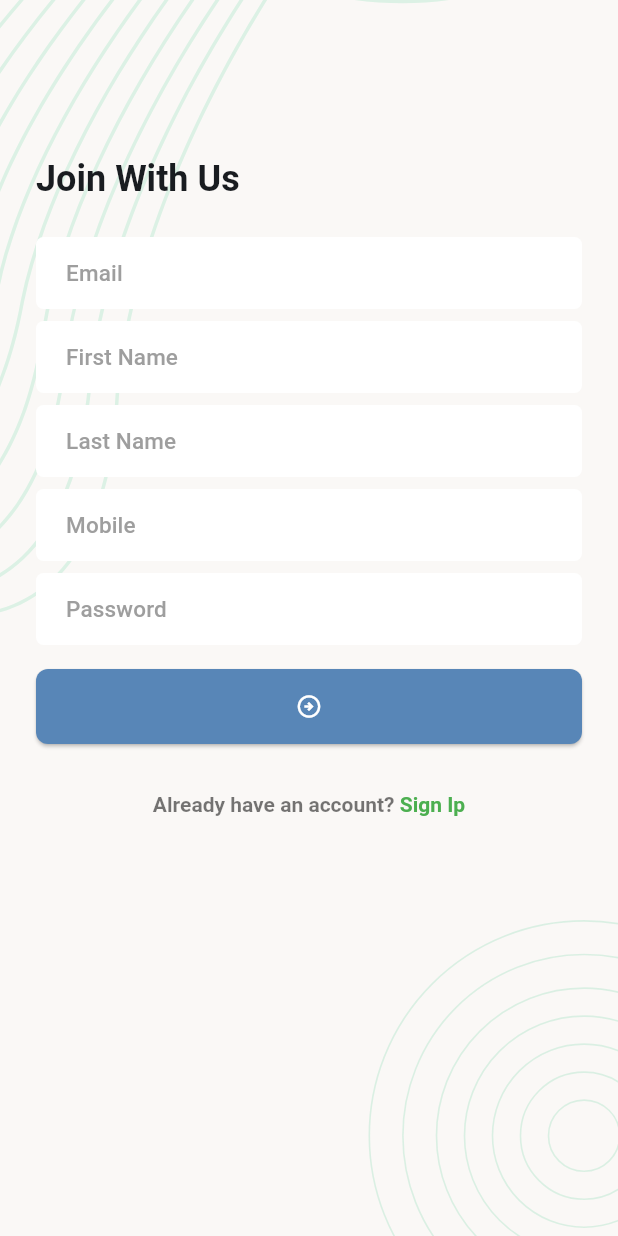
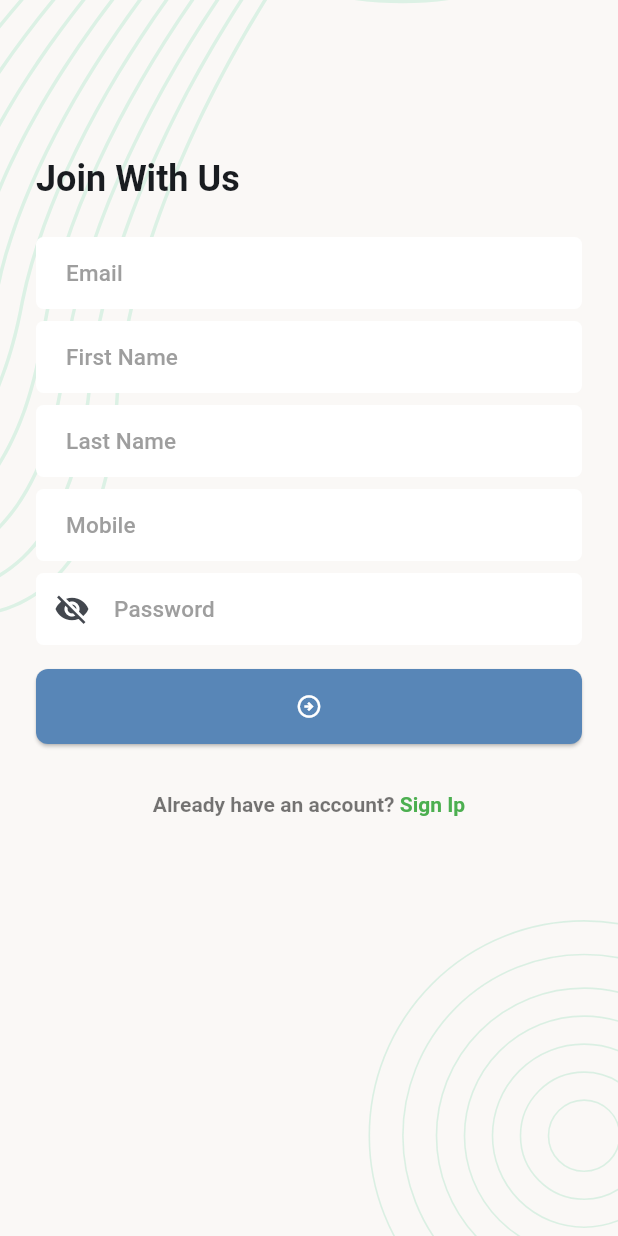
Before and after one commit to tanvirmirza/task-manager, a Flutter app: the RegisterScreen screen opened directly, on a phone screen of 412 x 824 dp. Run offline on Flutter 3.47's test engine with Material 3 defaults, Android fonts, the light colour scheme and no system bars; our stand-ins replace device_preview, flutter_svg, google_nav_bar, percent_indicator, pin_code_fields.

Commit message:
modified: Password TextField obScureText

```diff
--- a/lib/data/services/network_client.dart
+++ b/lib/data/services/network_client.dart
@@ -3,7 +3,7 @@ import 'package:http/http.dart';
 import 'network_response.dart';
 
 class NetworkClient {
-  static Future<NetworkResponse> getRequest({required String url}) async {
+  static Future<NetworkResponse> getResponse({required url}) async {
     try {
       Uri uri = Uri.parse(url);
       Response response = await get(uri);
--- a/lib/ui/views/auth/register_screen.dart
+++ b/lib/ui/views/auth/register_screen.dart
@@ -17,6 +17,8 @@ class _RegisterScreenState extends State<RegisterScreen> {
   final TextEditingController _passwordTEController = TextEditingController();
 
   final GlobalKey<FormState> _formKey = GlobalKey<FormState>();
+
+  bool _isObscure = true;
 
   @override
   Widget build(BuildContext context) {
@@ -87,8 +89,17 @@ class _RegisterScreenState extends State<RegisterScreen> {
                   TextFormField(
                     controller: _passwordTEController,
                     textInputAction: TextInputAction.done,
-                    decoration: const InputDecoration(hintText: 'Password'),
+                    decoration: InputDecoration(
+                        hintText: 'Password',
+                        prefixIcon: IconButton(
+                            onPressed: () {
+                              _isObscure = !_isObscure;
+                            },
+                            icon: Icon(_isObscure
+                                ? Icons.visibility_off
+                                : Icons.visibility))),
                     style: Theme.of(context).textTheme.labelLarge,
+                    obscureText: _isObscure,
                     validator: _validatePassword,
                   ),
                   const SizedBox(
```
Also changed, not shown: lib/ui/views/home/profile_screen.dart (+20 -2 lines), lib/ui/widgets/profile_text_field.dart (+14 -6 lines).
